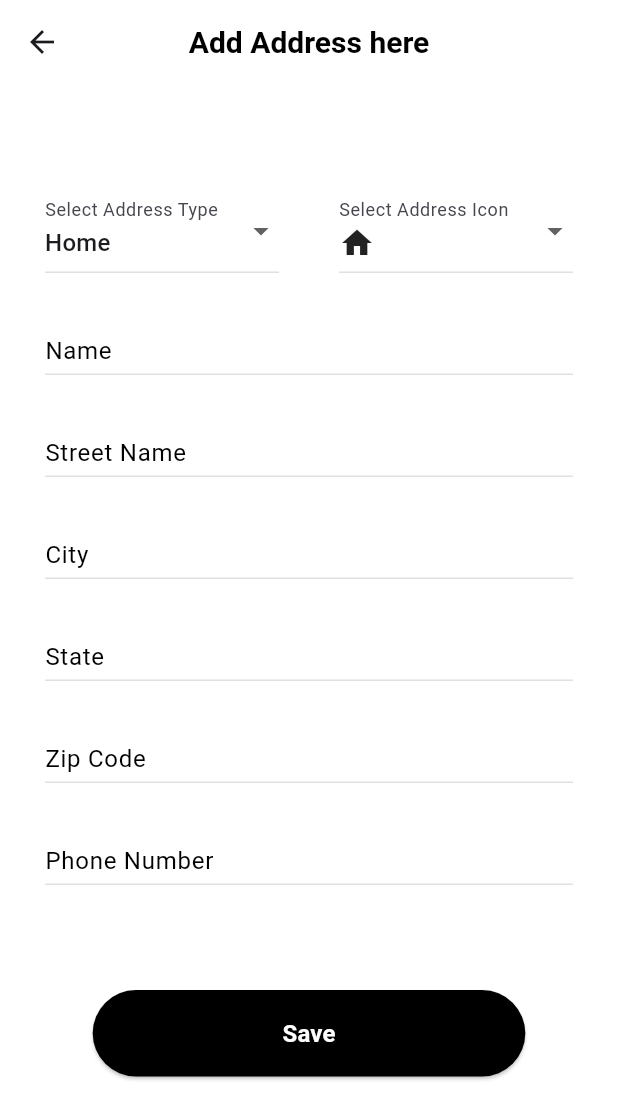
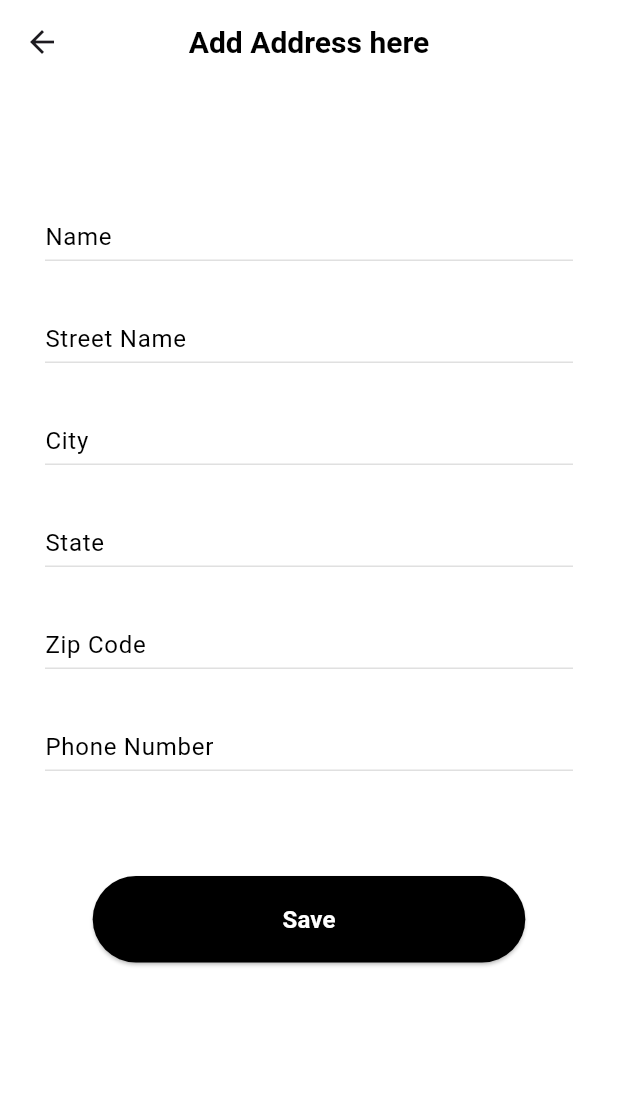
Before and after one commit to innomatrics/sadhana_cart_new_app, a Flutter app: the AddAddressPage screen opened directly, on a phone screen of 412 x 824 dp. Shown: the top 1119 px of the screen. Run offline on Flutter 3.47's test engine with Material 3 defaults, Android fonts, the phone set to English and light mode, and no system bars; our stand-ins replace animate_do, cached_network_image, carousel_slider, cherry_toast, cloud_firestore, dio and 23 more; missing offline and left inert: razorpay_flutter; accounts and stored records are empty.

Commit message:
commented icondata codepoint to avoid no tree shake icons in ios build

```diff
--- a/lib/features/profile/widget/address/widget/add_address_page.dart
+++ b/lib/features/profile/widget/address/widget/add_address_page.dart
@@ -5,11 +5,9 @@ import 'package:flutter_riverpod/flutter_riverpod.dart';
 import 'package:sadhana_cart/core/disposable/disposable.dart';
 import 'package:sadhana_cart/core/helper/geolocation_helper.dart';
 import 'package:sadhana_cart/core/helper/validation_helper.dart';
-import 'package:sadhana_cart/core/widgets/custom_drop_down.dart';
 import 'package:sadhana_cart/core/widgets/custom_elevated_button.dart';
 import 'package:sadhana_cart/core/widgets/custom_text_form_field.dart';
 import 'package:sadhana_cart/core/widgets/loader.dart';
-import 'package:sadhana_cart/features/profile/widget/address/model/address_helper.dart';
 import 'package:sadhana_cart/features/profile/widget/address/service/address_service.dart';
 
 class AddAddressPage extends StatefulWidget {
@@ -95,53 +93,57 @@ class _AddAddressPageState extends State<AddAddressPage> {
                     spacing: 20,
                     children: [
                       const SizedBox(height: 20),
-                      Row(
-                        children: [
-                          Expanded(
-                            child: CustomDropDown<String>(
-                              items: AddressIconType.values
-                                  .map(
-                                    (e) => DropdownMenuItem<String>(
-                                      value: e.label,
-                                      child: Text(e.label),
-                                    ),
-                                  )
-                                  .toList(),
-                              onChanged: (value) =>
-                                  ref
-                                          .read(
-                                            userAddressTitleProvider.notifier,
-                                          )
-                                          .state =
-                                      value ?? "Home",
-                              value: title,
-                              labelText: "Select Address Type",
-                            ),
-                          ),
-                          const SizedBox(width: 40),
-                          Expanded(
-                            child: CustomDropDown<IconData>(
-                              items: AddressIconType.values
-                                  .map(
-                                    (e) => DropdownMenuItem<IconData>(
-                                      value: e.icon,
-                                      child: Icon(e.icon),
-                                    ),
-                                  )
-                                  .toList(),
-                              onChanged: (value) =>
-                                  ref
-                                          .read(
-                                            userAdderssIconProvider.notifier,
-                                          )
-                                          .state =
-                                      value ?? Icons.home,
-                              value: icon,
-                              labelText: "Select Address Icon",
-                            ),
-                          ),
-                        ],
-                      ),
+                      //we are commenting this because we are not using this feature
+                      // const Text("Select Address Type and Icon"),
+                      //ios side they are rejecting this feature
+
+                      // Row(
+                      //   children: [
+                      //     Expanded(
+                      //       child: CustomDropDown<String>(
+                      //         items: AddressIconType.values
+                      //             .map(
+                      //               (e) => DropdownMenuItem<String>(
+                      //                 value: e.label,
+                      //                 child: Text(e.label),
+                      //               ),
+                      //             )
+                      //             .toList(),
+                      //         onChanged: (value) =>
+                      //             ref
+                      //                     .read(
+                      //                       userAddressTitleProvider.notifier,
+                      //                     )
+                      //                     .state =
+                      //                 value ?? "Home",
+                      //         value: title,
+                      //         labelText: "Select Address Type",
+                      //       ),
+                      //     ),
+                      //     const SizedBox(width: 40),
+                      //     Expanded(
+                      //       child: CustomDropDown<IconData>(
+                      //         items: AddressIconType.values
+                      //             .map(
+                      //               (e) => DropdownMenuItem<IconData>(
+                      //                 value: e.icon,
+                      //                 child: Icon(e.icon),
+                      //               ),
+                      //             )
+                      //             .toList(),
+                      //         onChanged: (value) =>
+                      //             ref
+                      //                     .read(
+                      //                       userAdderssIconProvider.notifier,
+                      //                     )
+                      //                     .state =
+                      //                 value ?? Icons.home,
+                      //         value: icon,
+                      //         labelText: "Select Address Icon",
+                      //       ),
+                      //     ),
+                      //   ],
+                      // ),
                       CustomTextFormField(
                         controller: nameController,
                         labelText: "Name",
--- a/lib/features/profile/widget/address/widget/user_address_data.dart
+++ b/lib/features/profile/widget/address/widget/user_address_data.dart
@@ -45,8 +45,6 @@ class _UserAddressDataState extends ConsumerState<UserAddressData> {
       physics: const AlwaysScrollableScrollPhysics(),
       itemBuilder: (context, index) {
         final address = addressState.addresses[index];
-        final icons = IconData(address.icon ?? 0, fontFamily: 'MaterialIcons');
-
         return Container(
           margin: const EdgeInsets.all(12),
           padding: const EdgeInsets.all(12),
@@ -67,7 +65,6 @@ class _UserAddressDataState extends ConsumerState<UserAddressData> {
             crossAxisAlignment: CrossAxisAlignment.start,
             children: [
               ListTile(
-                leading: Icon(icons, size: 40),
                 title: Text(address.title ?? ""),
                 subtitle: Text(address.city),
                 trailing: CustomTextButton(
```
Also changed, not shown: lib/features/profile/widget/address/widget/edit_address_page.dart (+52 -50 lines).
